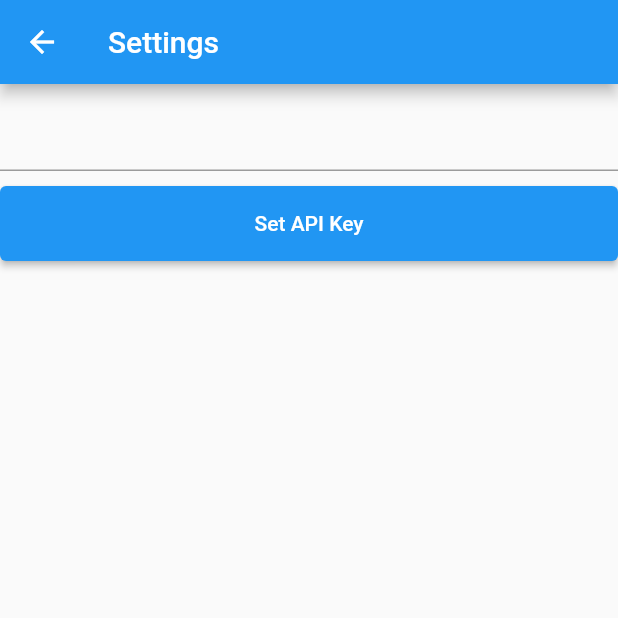
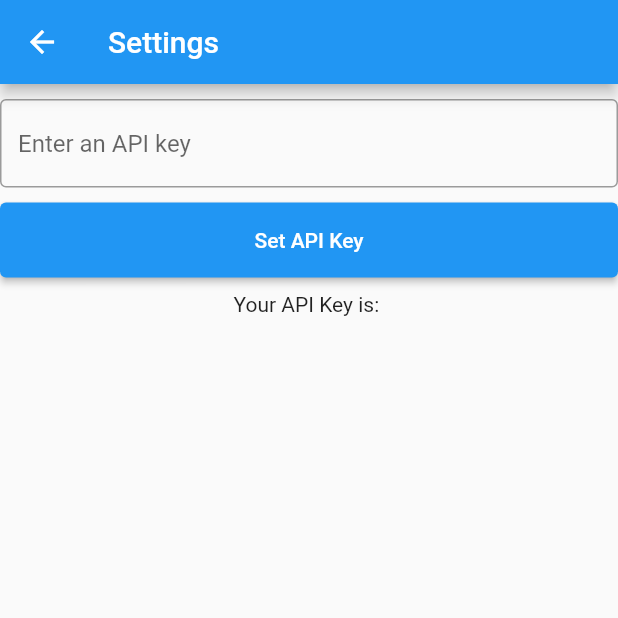
Before and after one commit to LachlanBWWright/Flutter_Timetable, a Flutter app: the SettingsScreen screen opened directly, on a phone screen of 412 x 824 dp, the top half of it. Run offline on Flutter 3.47's test engine with Material 2 defaults, Android fonts, the phone set to English and light mode, and no system bars.

Commit message:
More dev.

```diff
--- a/lib/settings.dart
+++ b/lib/settings.dart
@@ -12,9 +12,15 @@ class SettingsScreen extends StatefulWidget {
 class _SettingsScreenState extends State<SettingsScreen> {
   final keyController = TextEditingController();
 
+  //This is akin to ReactJS' componentDidMount()
+  @override
+  void initState() {
+    super.initState();
+  }
+
+  //This is akin to ReactJS' componentWillUnmount()
   @override
   void dispose() {
-    //This is akin to ReactJS' componentWillUnmount()
     keyController.dispose();
     super.dispose(); //Calls parent's dispose function
   }
@@ -30,15 +36,21 @@ class _SettingsScreenState extends State<SettingsScreen> {
                 const SizedBox(height: 10),
                 TextField(
                   controller: keyController,
-                  style:
+                  decoration: const InputDecoration(
+                      border: OutlineInputBorder(),
+                      hintText: 'Enter an API key'),
                 ),
                 const SizedBox(height: 10),
                 ElevatedButton(
-                  onPressed: () {},
+                  onPressed: () {
+                    //print(keyController.text);
+                  },
                   style: ElevatedButton.styleFrom(
                       minimumSize: const Size.fromHeight(50)),
                   child: const Text('Set API Key'),
                 ),
+                const SizedBox(height: 10),
+                const Text('Your API Key is: ')
               ],
             )));
   }
```
